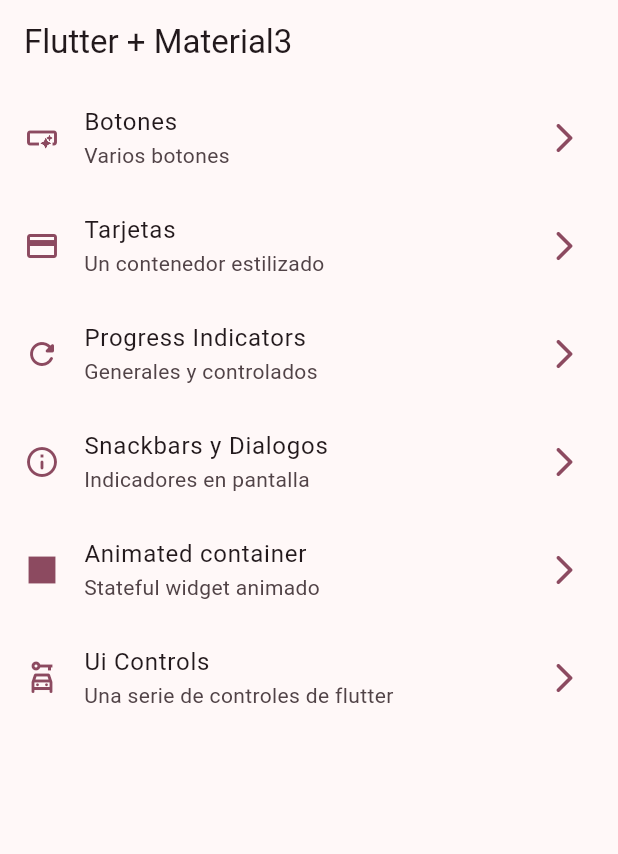
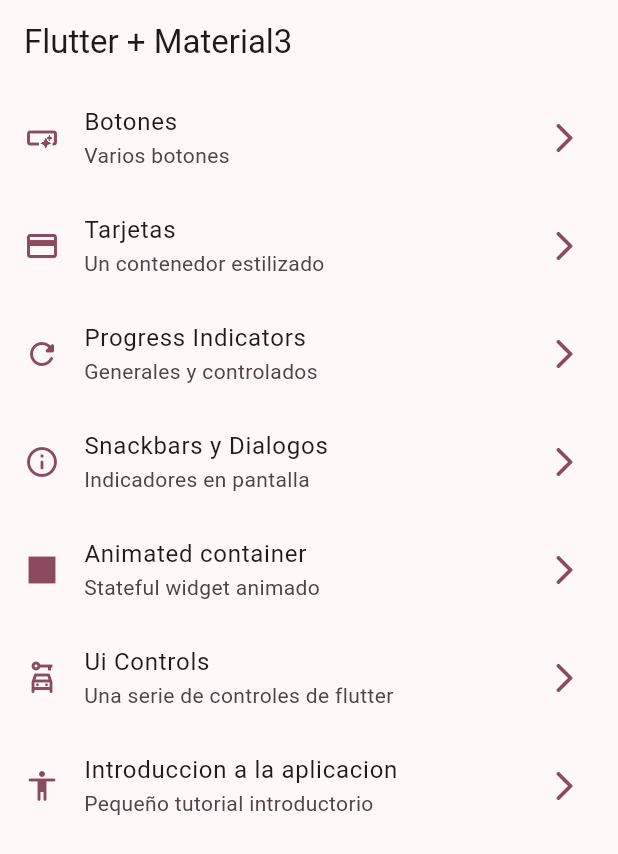
Before and after one commit to Programador2UVP/aplicacion_widgets, a Flutter app: the screen it shows after launch, on a phone screen of 412 x 824 dp. Shown: the top 854 px of the screen. Run offline on Flutter 3.47's test engine with Material 3 defaults, Android fonts, the phone set to English and light mode, and no system bars; our stand-ins replace go_router.

```diff
--- a/lib/config/menu/menu_items.dart
+++ b/lib/config/menu/menu_items.dart
@@ -44,4 +44,9 @@ const appMenuItems = <MenuItem>[
       subTitle: 'Una serie de controles de flutter',
       link: '/ui-controls',
       icon: Icons.car_rental_outlined),
+  MenuItem(
+      title: 'Introduccion a la aplicacion',
+      subTitle: 'Pequeño tutorial introductorio',
+      link: '/tutorial',
+      icon: Icons.accessibility_rounded),
 ];
--- a/lib/config/router/app_router.dart
+++ b/lib/config/router/app_router.dart
@@ -34,5 +34,10 @@ final appRouter = GoRouter(
       name: UiControlsScreen.name,
       builder: (context, state) => const UiControlsScreen(),
     ),
+    GoRoute(
+      path: '/tutorial',
+      name: AppTutorialScreen.name,
+      builder: (context, state) => const AppTutorialScreen(),
+    ),
   ],
 );
--- a/pubspec.yaml
+++ b/pubspec.yaml
@@ -54,9 +54,9 @@ flutter:
   # the material Icons class.
   uses-material-design: true
   # To add assets to your application, add an assets section, like this:
-  # assets:
-  #   - images/a_dot_burr.jpeg
-  #   - images/a_dot_ham.jpeg
+  assets:
+    - assets/images/
+    - assets/images/
   # An image asset can refer to one or more resolution-specific "variants", see
   # https://flutter.dev/to/resolution-aware-images
   # For details regarding adding assets from package dependencies, see
```
Also changed, not shown: assets/images/1.png (added), assets/images/2.png (added), assets/images/3.png (added), assets/images/jar-loading.gif (added), 1 other file.
